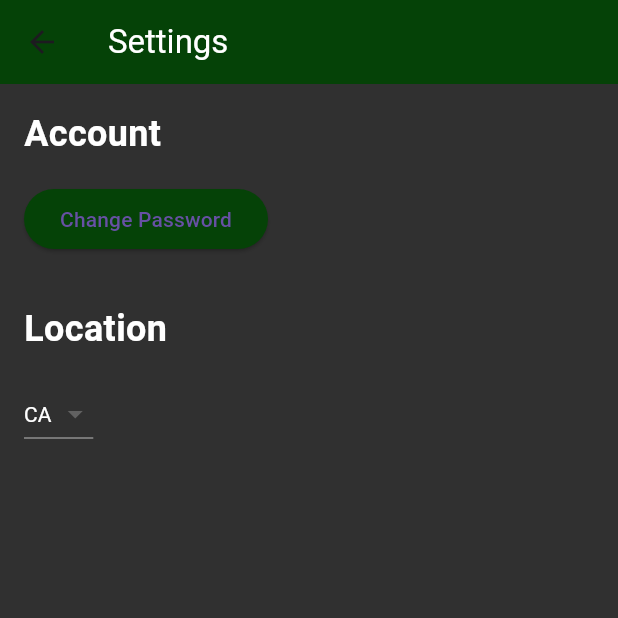
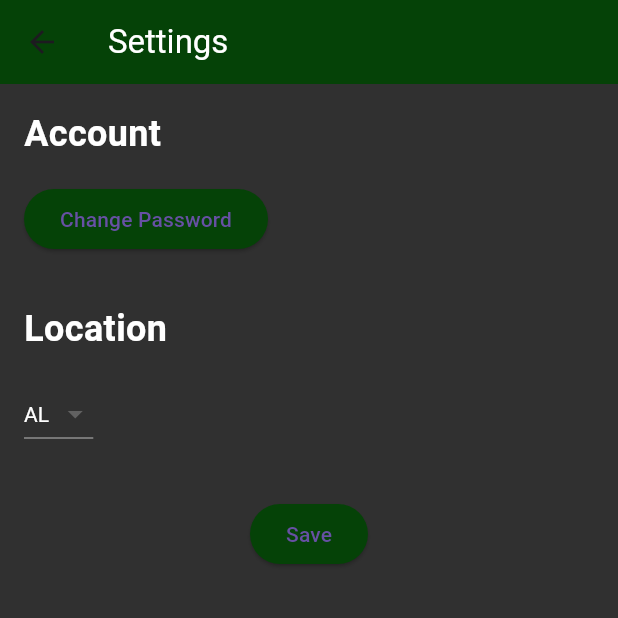
Before and after one commit to SP-11-Hiking-Trails/happy_trails, a Flutter app: the SettingsPage screen opened directly with empty values, on a phone screen of 412 x 824 dp, the top half of it. Run offline on Flutter 3.47's test engine with Material 3 defaults, Android fonts, the phone set to English and light mode, and no system bars; network calls fail.

Commit message:
fixed settings page, will change stateCode now.

```diff
--- a/lib/settings_page.dart
+++ b/lib/settings_page.dart
@@ -9,8 +9,9 @@ class SettingsPage extends StatefulWidget {
   // ignore: library_private_types_in_public_api
   _SettingsPageState createState() => _SettingsPageState();
 }
+
 class _SettingsPageState extends State<SettingsPage> {
-  String _selectedState = 'CA';
+  String _selectedState = "CA";
   //double _textSize = 16.0;
 
   final List<String> _states = [
@@ -21,25 +22,28 @@ class _SettingsPageState extends State<SettingsPage> {
     'SD', 'TN', 'TX', 'UT', 'VT', 'VA', 'WA', 'WV', 'WI', 'WY'
   ];
 
-  void _changePassword() {
-    // TODO: Implement password change functionality
+  @override
+  void initState() {
+    super.initState();
+    _selectedState = _states.first;
   }
 
   void _setLocation(String? state) {
     if (state != null) {
       setState(() {
-      _selectedState = state;
-    });
-    widget.updateStateCode(state);
+        _selectedState = state;
+      });
     }
   }
 
-  // void _setTextSize(double textSize) {
-  //   setState(() {
-  //     _textSize = textSize;
-  //   });
-  //   // TODO: Implement text size setting functionality
-  // }
+  void _changePassword() {
+    // TODO: Implement password change functionality
+  }
+
+  void _saveChanges() {
+    widget.updateStateCode(_selectedState);
+    Navigator.pop(context);
+  }
 
   @override
   Widget build(BuildContext context) {
@@ -96,25 +100,16 @@ class _SettingsPageState extends State<SettingsPage> {
                 dropdownColor: Colors.grey[850],
                 style: const TextStyle(color: Colors.white),
               ),
-              // const SizedBox(height: 32),
-              // const Text(
-              //   'Text Size',
-              //   style: TextStyle(
-              //     fontSize: 24,
-              //     fontWeight: FontWeight.bold,
-              //     color: Colors.white,
-              //   ),
-              // ),
-              // const SizedBox(height: 16),
-              // Slider(
-              //   value: _textSize,
-              //   min: 12,
-              //   max: 24,
-              //   divisions: 4,
-              //   onChanged: _setTextSize,
-              //   activeColor: const Color.fromARGB(255, 5, 66, 7),
-              //   inactiveColor: Colors.white,
-              // ),
+              const SizedBox(height: 32),
+              Center(
+                child: ElevatedButton(
+                  onPressed: _saveChanges,
+                  style: ElevatedButton.styleFrom(
+                    backgroundColor: const Color.fromARGB(255, 5, 66, 7),
+                  ),
+                  child: const Text('Save'),
+                ),
+              ),
             ],
           ),
         ),
```
Also changed, not shown: lib/main.dart (+31 -5 lines), pubspec.lock.
